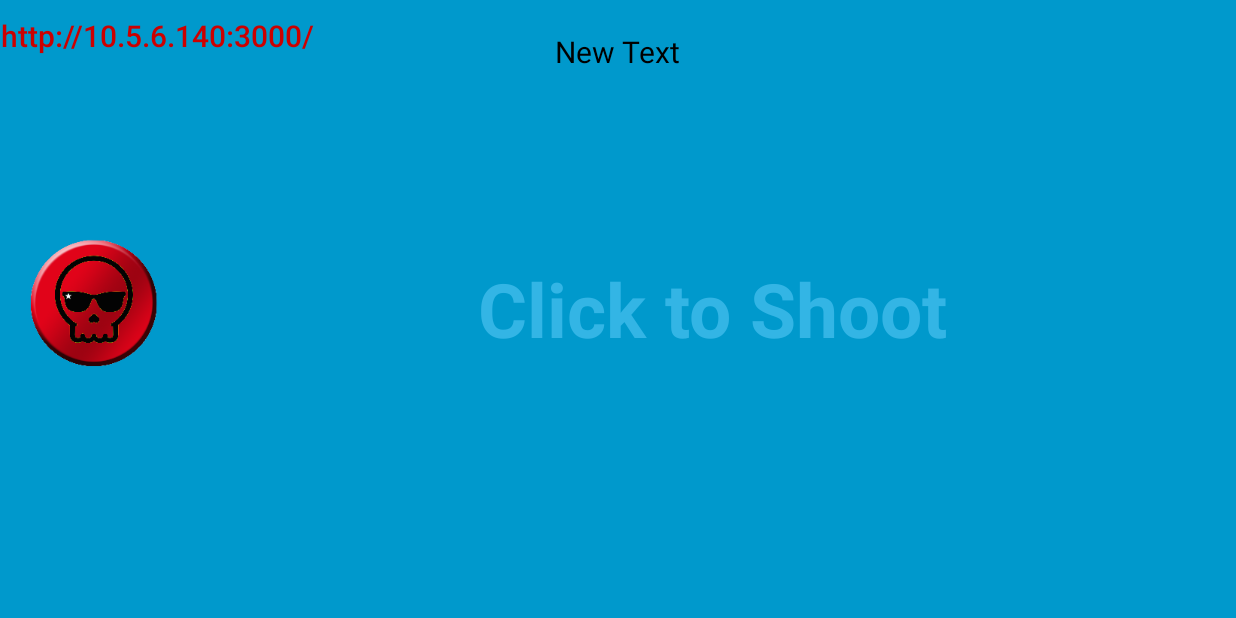
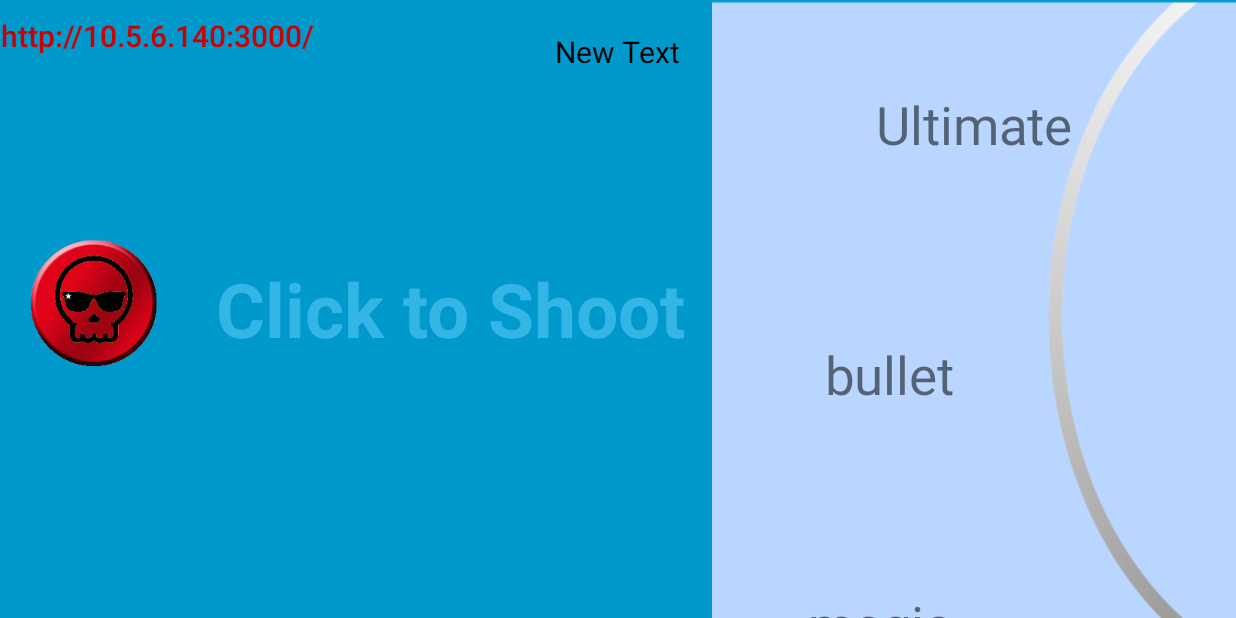
Before and after one commit to kurokumakun0/DSDL_Android, an Android app: the screen it shows after launch (MainActivity), on a phone screen of 824 x 412 dp (held sideways). Run offline under Robolectric (Android 15) with nearby library versions, the phone set to English and light mode, and no system bars; libraries missing offline, so code that uses them is left out: com.github.nkzawa.emitter, com.github.nkzawa.socketio; 3 statements that could not run were skipped.

Commit message:
add weapon switcher & shining effect of bomb

```diff
--- /dev/null
+++ b/app/src/main/java/tw/edu/ntu/csie/kurokuma/sync/CircularArrayAdapter.java
@@ -0,0 +1,75 @@
+package tw.edu.ntu.csie.kurokuma.sync;
+
+import android.content.Context;
+import android.util.Log;
+import android.view.View;
+import android.view.ViewGroup;
+import android.widget.ArrayAdapter;
+import android.widget.TextView;
+
+/**
+ * Created by tree on 2016/6/15.
+ */
+public class CircularArrayAdapter extends ArrayAdapter {
+
+    public static final int HALF_MAX_VALUE = Integer.MAX_VALUE/2;
+    public final int MIDDLE;
+    private String[] objects;
+    private static final String TAG = CircularArrayAdapter.class.getSimpleName();
+
+    public CircularArrayAdapter(Context context, int textViewResourceId, String[] objects)
+    {
+        super(context, textViewResourceId, objects);
+        this.objects = objects;
+        MIDDLE = HALF_MAX_VALUE - HALF_MAX_VALUE % objects.length;
+    }
+
+    private static class ViewHolder {
+
+        TextView WeaponName;
+
+        public ViewHolder(TextView txtDate){
+            this.WeaponName = txtDate;
+        }
+    }
+
+    @Override
+    public int getCount()
+    {
+        return Integer.MAX_VALUE;
+    }
+
+    @Override
+    public String getItem(int position)
+    {
+        return objects[position % objects.length];
+    }
+
+    @Override
+    public View getView(int i, View view, ViewGroup viewGroup) {
+
+        ViewHolder holder = null;
+
+        if(view == null){
+            view = new CustomTextView(viewGroup.getContext());
+            holder = new ViewHolder(
+                    (TextView) view
+            );
+            view.setTag(holder);
+        }else{
+            holder = (ViewHolder) view.getTag();
+        }
+
+        String itemViewType = getItem(i % objects.length);
+        //Log.d(TAG, itemViewType + " " + i);
+        holder.WeaponName.setText(itemViewType);
+        holder.WeaponName.setOnClickListener(new View.OnClickListener() {
+            @Override
+            public void onClick(View v) {
+                Log.d("Name = ", ((TextView) v).getText().toString());
+            }
+        });
+
+        return view;
+    }
+}
--- /dev/null
+++ b/app/src/main/java/tw/edu/ntu/csie/kurokuma/sync/CustomTextView.java
@@ -0,0 +1,44 @@
+package tw.edu.ntu.csie.kurokuma.sync;
+
+import android.content.Context;
+import android.graphics.Canvas;
+import android.util.DisplayMetrics;
+import android.view.Gravity;
+import android.view.ViewGroup;
+import android.widget.LinearLayout;
+import android.widget.TextView;
+
+/**
+ * Created by tree on 2016/6/15.
+ */
+public class CustomTextView extends TextView {
+
+    private static final int MAX_INDENT = 100;
+    private static final String TAG = CustomTextView.class.getSimpleName();
+
+    public CustomTextView(Context context) {
+        super(context);
+        super.setTextSize(35f);
+        super.setGravity(Gravity.CENTER);
+        LinearLayout.LayoutParams layoutParams = new LinearLayout.LayoutParams(ViewGroup.LayoutParams.MATCH_PARENT, 250);
+        super.setLayoutParams(layoutParams);
+    }
+
+    public void onDraw(Canvas canvas){
+        canvas.save();
+        float indent = getIndent(getY());
+        //Part of the magic happens here too
+        canvas.translate(-indent, 0);
+        super.onDraw(canvas);
+        canvas.restore();
+    }
+
+    public float getIndent(float distance){
+        float x_vertex = MAX_INDENT;
+        DisplayMetrics displayMetrics = getContext().getResources().getDisplayMetrics();
+        float y_vertex = displayMetrics.heightPixels  / displayMetrics.density;
+        double a = ( 0 - x_vertex ) / ( Math.pow(( 0 - y_vertex), 2) ) ;
+        float indent = (float) (a * Math.pow((distance - y_vertex), 2) + x_vertex);
+        return indent;
+    }
+}
--- /dev/null
+++ b/app/src/main/java/tw/edu/ntu/csie/kurokuma/sync/HalfCircleListView.java
@@ -0,0 +1,35 @@
+package tw.edu.ntu.csie.kurokuma.sync;
+
+import android.content.Context;
+import android.util.AttributeSet;
+import android.widget.AbsListView;
+import android.widget.ListView;
+
+/**
+ * Created by tree on 2016/6/15.
+ */
+public class HalfCircleListView extends ListView implements AbsListView.OnScrollListener {
+
+    public HalfCircleListView(Context context) {
+        super(context);
+        setOnScrollListener(this);
+    }
+
+    public HalfCircleListView(Context context, AttributeSet set) {
+        super(context, set);
+        setOnScrollListener(this);
+        //LinearLayout.LayoutParams layoutParams = new LinearLayout.LayoutParams(ViewGroup.LayoutParams.MATCH_PARENT, ViewGroup.LayoutParams.MATCH_PARENT);
+        //super.setLayoutParams(layoutParams);
+    }
+
+    @Override
+    public void onScrollStateChanged(AbsListView absListView, int i) {
+        //Ignored
+    }
+
+    @Override
+    public void onScroll(AbsListView absListView, int i, int i2, int i3) {
+        //Part of the magic happens here
+        absListView.invalidateViews();
+    }
+}
--- a/app/src/main/java/tw/edu/ntu/csie/kurokuma/sync/MainActivity.java
+++ b/app/src/main/java/tw/edu/ntu/csie/kurokuma/sync/MainActivity.java
@@ -19,6 +19,7 @@ import android.widget.Button;
 import android.widget.EditText;
 import android.widget.ImageSwitcher;
 import android.widget.ImageView;
+import android.widget.ListView;
 import android.widget.RelativeLayout;
 import android.widget.TextView;
 import android.widget.ViewSwitcher;
@@ -28,6 +29,8 @@ import com.github.nkzawa.socketio.client.IO;
 import com.github.nkzawa.socketio.client.Socket;
 
 import java.net.URISyntaxException;
+import java.util.ArrayList;
+import java.util.List;
 import java.util.Timer;
 import java.util.TimerTask;
 
@@ -54,7 +57,7 @@ public class MainActivity extends AppCompatActivity implements SensorEventListen
     ImageSwitcher imageSwitcher;
     int[] images = new int[]{ R.mipmap.bomb_botton, R.mipmap.bomb_botton_end, R.mipmap.bomb_botton_end, R.mipmap.bomb_botton };
     int interval = 250, index = 0;
-    boolean isRunning = true;
+    boolean isRunning = false;
     Handler handler = new Handler();
     Runnable shining_task = new Runnable() {
         @Override
@@ -69,6 +72,10 @@ public class MainActivity extends AppCompatActivity implements SensorEventListen
         }
     };
 
+    // weapon list related
+    ListView weapon_list;
+    List<String> weapon_array = new ArrayList<>();
+    String[] array = new String[] {"bullet", "magic", "BigFire", "Ultimate"};
 
     @Override
     protected void onCreate(Bundle savedInstanceState) {
@@ -86,31 +93,20 @@ public class MainActivity extends AppCompatActivity implements SensorEventListen
                 attemptSend(view);
             }
         });
-        /*ImageSwitcher UltraHitButton = (ImageSwitcher) findViewById(R.id.bomb_btn);
-        if( UltraHitButton != null )    {
-            Animation shiningAnimation = new AlphaAnimation(0, 1);
-            shiningAnimation.setRepeatMode(Animation.REVERSE);
-            // infinite repeat
-            shiningAnimation.setRepeatCount(-1);
-            shiningAnimation.setDuration(1000);
 
-            AnimationSet animationSet = new AnimationSet(false);
-            animationSet.addAnimation(shiningAnimation);
-
-            UltraHitButton.startAnimation(animationSet);
-
-            UltraHitButton.setOnClickListener(new View.OnClickListener() {
-                @Override
-                public void onClick(View v) {
-                    ultraAttack();
-                }
-            });
-        }*/
-
-        startAnimatedBackground();
+        setBombButton();
 
         container = (ViewGroup) findViewById(R.id.container);
         gameover = (ImageView) findViewById(R.id.gameover);
+        weapon_list = (ListView) findViewById(R.id.weapon_list);
+
+        //for( int i = 0 ; i < array.length ; i ++ )
+        //    weapon_array.add(array[i]);
+        //weapon_list.setAdapter(new ScrollAdapter(weapon_array));
+        //weapon_list.setBackground(new SemiCircleDrawable(Color.CYAN, SemiCircleDrawable.Direction.LEFT));
+        weapon_list.setAdapter(new CircularArrayAdapter(MainActivity.this, R.layout.weapon_list_item, array));
+        weapon_list.setDivider(null);
+        weapon_list.setSelectionFromTop(CircularArrayAdapter.HALF_MAX_VALUE, 0);
 
         URL = getPreferences(MODE_PRIVATE).getString("connection", "http://10.5.6.140:3000/");
 
@@ -181,7 +177,9 @@ public class MainActivity extends AppCompatActivity implements SensorEventListen
         magnetometer = sManager.getDefaultSensor(Sensor.TYPE_MAGNETIC_FIELD);
     }
 
-    private void startAnimatedBackground() {
+    private void setBombButton()    {
+        imageSwitcher = (ImageSwitcher) findViewById(R.id.bomb_btn);
+        if( imageSwitcher != null ) {
             Animation aniIn = AnimationUtils.loadAnimation(this,
                     android.R.anim.fade_in);
             aniIn.setDuration(interval);
@@ -189,23 +187,35 @@ public class MainActivity extends AppCompatActivity implements SensorEventListen
                     android.R.anim.fade_out);
             aniOut.setDuration(interval);
 
-        imageSwitcher = (ImageSwitcher) findViewById(R.id.bomb_btn);
-        if( imageSwitcher != null ) {
+            imageSwitcher.setInAnimation(aniIn);
+            imageSwitcher.setOutAnimation(aniOut);
+            imageSwitcher.setFactory(MainActivity.this);
+            imageSwitcher.setImageResource(images[0]);
+        }
+    }
+
+    private void startAnimatedBackground() {
+
+        isRunning = true;
 
         imageSwitcher.setOnClickListener(new View.OnClickListener() {
             @Override
             public void onClick(View v) {
                 ultraAttack();
+                imageSwitcher.setOnClickListener(null);
+                stopAnimation();
             }
         });
-
-            imageSwitcher.setInAnimation(aniIn);
-            imageSwitcher.setOutAnimation(aniOut);
-            imageSwitcher.setFactory(MainActivity.this);
         imageSwitcher.setImageResource(images[index]);
-
         handler.postDelayed(shining_task, interval);
     }
+
+    public void stopAnimation() {
+        isRunning = false;
+        handler.removeCallbacks(shining_task);
+        // reset image
+        index = 0;
+        imageSwitcher.setImageResource(images[index]);
     }
 
     @Override
@@ -229,7 +239,7 @@ public class MainActivity extends AppCompatActivity implements SensorEventListen
             mSocket.connect();
         }
 
-        isRunning = true;
+        if( isRunning )
             handler.postDelayed(shining_task, interval);
     }
 
@@ -241,7 +251,8 @@ public class MainActivity extends AppCompatActivity implements SensorEventListen
         }
         mSocket.disconnect();
         mSocket.off("connectOK", onConnectOK);
-        isRunning = false;
+
+        if( isRunning )
             handler.removeCallbacks(shining_task);
     }
 
@@ -340,6 +351,13 @@ public class MainActivity extends AppCompatActivity implements SensorEventListen
                         });
                         gameover.setVisibility(View.VISIBLE);
                         URL_button.setVisibility(View.INVISIBLE);
+
+                        // stop shining bomb button
+                        stopAnimation();
+                    } else if( message.equals("filled") ) {
+
+                        //start shining bomb button
+                        startAnimatedBackground();
                     }
                 }
             });
--- a/app/src/main/res/layout/activity_main.xml
+++ b/app/src/main/res/layout/activity_main.xml
@@ -25,14 +25,19 @@
             android:id="@+id/fullscreen_content"
             android:layout_width="0dp"
             android:layout_height="match_parent"
-            android:layout_weight="1"
+            android:layout_weight=".5"
             android:gravity="center"
             android:keepScreenOn="true"
-            android:layout_marginEnd="0dp"
             android:text="@string/shoot"
             android:textColor="#33b5e5"
             android:textSize="50sp"
             android:textStyle="bold" />
+        <tw.edu.ntu.csie.kurokuma.sync.HalfCircleListView
+            android:id="@+id/weapon_list"
+            android:layout_width="0dp"
+            android:layout_height="match_parent"
+            android:layout_weight=".5"
+            android:background="@drawable/circle_frame"/>
     </LinearLayout>
 
 
```
Also changed, not shown: app/src/main/java/tw/edu/ntu/csie/kurokuma/sync/ScrollAdapter.java (added, +70 -0 lines), app/src/main/java/tw/edu/ntu/csie/kurokuma/sync/SemiCircleDrawable.java (added, +110 -0 lines), app/src/main/res/drawable/half_circle.xml (added, +9 -0 lines), app/src/main/res/layout/weapon_list_item.xml (added, +8 -0 lines), app/src/main/res/drawable/circle_frame.png (added), app/src/main/res/mipmap-xxxhdpi/bomb_botton_end_mid.png (added), app/src/main/res/mipmap-xxxhdpi/bomb_botton_end_min.png (added), app/src/main/res/mipmap-xxxhdpi/bomb_botton_mid.png (added), app/src/main/res/mipmap-xxxhdpi/bomb_botton_min.png (added). Lines whose indentation alone changed are shown as unchanged.
